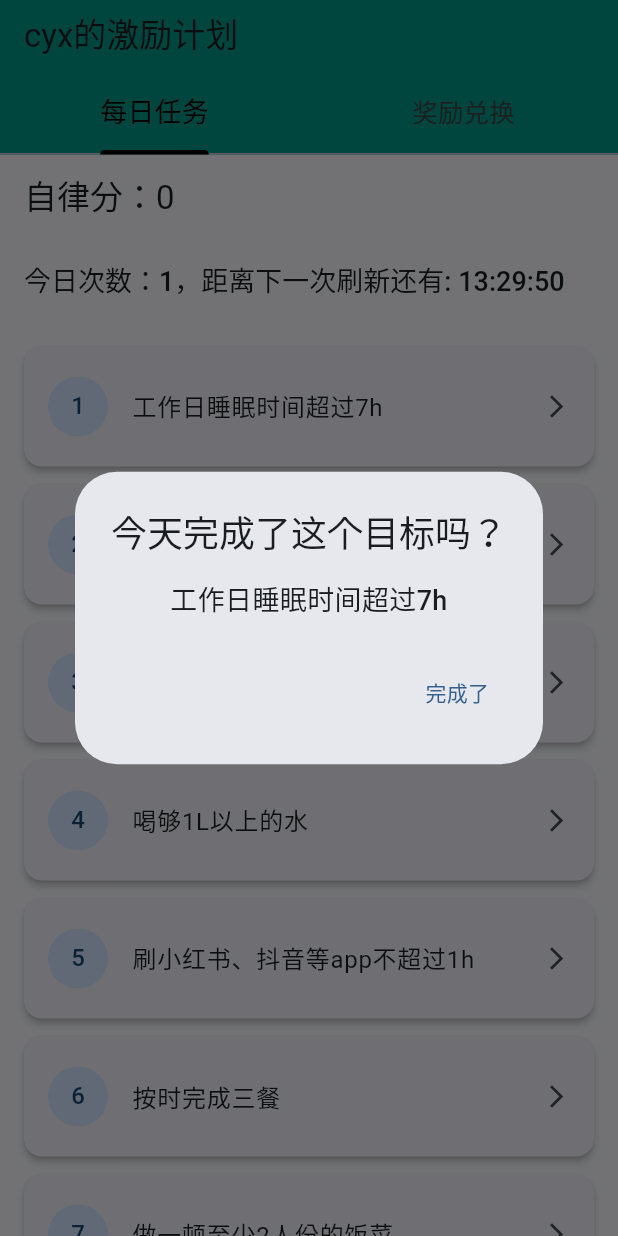
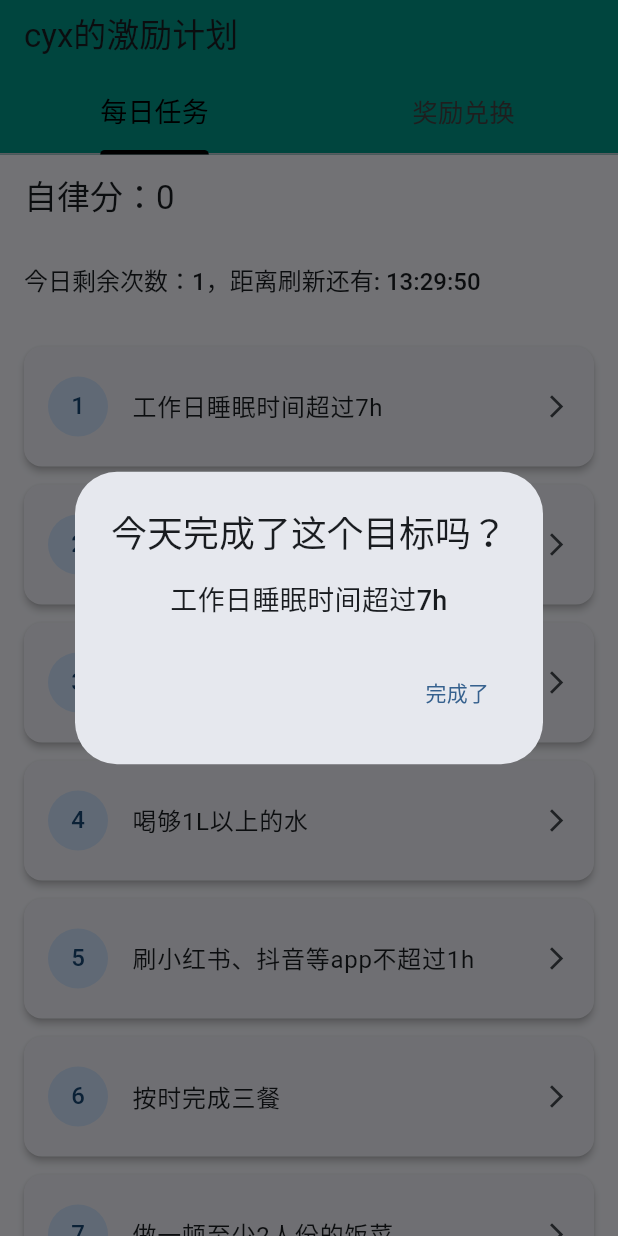
Before and after one commit to SYSUtu/flutter_demo, a Flutter app: the screen it shows after launch, after a tap on an icon or button, on a phone screen of 412 x 824 dp. Run offline on Flutter 3.47's test engine with Material 3 defaults, Android fonts, the phone set to English and light mode, and no system bars; our stand-ins replace shared_preferences.

Commit message:
记录刷新时间

```diff
--- a/lib/gift_page.dart
+++ b/lib/gift_page.dart
@@ -1,5 +1,6 @@
 import 'package:flutter/material.dart';
 import 'package:flutter_demo/lottery_wheel.dart';
+import 'package:shared_preferences/shared_preferences.dart';
 
 // 主页面保持不变
 class GiftPage extends StatefulWidget {
@@ -10,10 +11,27 @@ class GiftPage extends StatefulWidget {
 }
 
 class _MyGiftPageState extends State<GiftPage> {
+  int _counter = 0;
+  late SharedPreferences _prefs;
+
+  @override
+  void initState() {
+    super.initState();
+    _initPrefs(); // 初始化本地存储并检查跨天
+  }
+
+  Future<void> _initPrefs() async {
+    _prefs = await SharedPreferences.getInstance();
+    // 读取存储的状态
+    setState(() {
+      _counter = _prefs.getInt('counter') ?? 0;
+    });
+
+  }
   @override
   Widget build(BuildContext context) {
     return Scaffold(
-      appBar: AppBar(title: const Text('自律分')),
+      appBar: AppBar(title:  Text('自律分：$_counter')),
       body: SingleChildScrollView(
         child: Column(
           children: [
--- a/lib/task_page.dart
+++ b/lib/task_page.dart
@@ -1,8 +1,8 @@
 import 'package:flutter/material.dart';
 import 'dart:async';
+import 'package:shared_preferences/shared_preferences.dart';
 
-
-class TaskPage extends StatefulWidget{
+class TaskPage extends StatefulWidget {
   const TaskPage({super.key});
 
   @override
@@ -11,20 +11,99 @@ class TaskPage extends StatefulWidget{
 
 class _MyTaskPageState extends State<TaskPage> {
   int _counter = 0;
-  int _flag = 1;
-  DateTime specifiedDate = DateTime(2025, 8, 6);
+  int _flag = 1; // 每日可完成次数（1次）
+  DateTime _specifiedDate = DateTime(2025, 8, 6); // 基准日期（用于判断跨天）
+  late SharedPreferences _prefs;
 
+  @override
+  void initState() {
+    super.initState();
+    _initPrefs(); // 初始化本地存储并检查跨天
+  }
 
+  // 初始化本地存储并读取数据
+  Future<void> _initPrefs() async {
+    _prefs = await SharedPreferences.getInstance();
+    // 读取存储的状态
+    setState(() {
+      _counter = _prefs.getInt('counter') ?? 0;
+      _flag = _prefs.getInt('flag') ?? 1;
+
+      // 读取_specifiedDate（时间戳转DateTime）
+      final int? specifiedTimestamp = _prefs.getInt('specifiedDate');
+      if (specifiedTimestamp != null) {
+        _specifiedDate = DateTime.fromMillisecondsSinceEpoch(specifiedTimestamp);
+      }
+    });
+
+    // 检查是否跨天，需要重置flag
+    _checkAndResetForNewDay();
+  }
+
+  // 检查是否跨天，若跨天则重置flag和基准日期
+  Future<void> _checkAndResetForNewDay() async {
+    final DateTime now = DateTime.now();
+    // 提取当前日期（忽略时分秒）
+    final DateTime today = DateTime(now.year, now.month, now.day);
+    // 提取存储的基准日期（忽略时分秒）
+    final DateTime lastRecordDate = DateTime(
+      _specifiedDate.year,
+      _specifiedDate.month,
+      _specifiedDate.day,
+    );
+
+    // 若当前日期比基准日期晚1天及以上，重置flag
+    if (today.difference(lastRecordDate).inDays >= 1) {
+      setState(() {
+        _flag = 1; // 重置每日可完成次数
+      });
+      await _saveFlag(1);
+      // 更新基准日期为今天
+      _specifiedDate = today;
+      await _saveSpecifiedDate(today);
+    }
+  }
+
+  // 保存_counter到本地
+  Future<void> _saveCounter(int value) async {
+    await _prefs.setInt('counter', value);
+  }
+
+  // 保存_flag到本地
+  Future<void> _saveFlag(int value) async {
+    await _prefs.setInt('flag', value);
+  }
+
+  // 保存基准日期（转换为时间戳）
+  Future<void> _saveSpecifiedDate(DateTime value) async {
+    final int timestamp = value.millisecondsSinceEpoch;
+    await _prefs.setInt('specifiedDate', timestamp);
+  }
+
+  // 更新基准日期（对外暴露的方法）
+  void updateSpecifiedDate(DateTime value) {
+    // 仅保留年月日（忽略时分秒）
+    final DateTime dateOnly = DateTime(value.year, value.month, value.day);
+    setState(() {
+      _specifiedDate = dateOnly;
+    });
+    _saveSpecifiedDate(dateOnly);
+  }
+
+  // 更新计数器
   void updateCounter(int value) {
     setState(() {
       _counter = value;
     });
+    _saveCounter(value);
   }
 
+  // 更新每日可完成次数
   void updateFlag(int value) {
     setState(() {
       _flag = value;
     });
+    _saveFlag(value);
   }
 
   @override
@@ -33,10 +112,13 @@ class _MyTaskPageState extends State<TaskPage> {
       appBar: AppBar(
         title: Text('自律分：$_counter'),
       ),
-      body: ScrollableListWithDialog(currentCounter: _counter,
+      body: ScrollableListWithDialog(
+        currentCounter: _counter,
         onCounterUpdated: updateCounter,
         currentFlag: _flag,
-        flagUpdated: updateFlag,),
+        flagUpdated: updateFlag,
+        specifiedDateUpdate: updateSpecifiedDate,
+      ),
     );
   }
 }
@@ -46,14 +128,18 @@ class ScrollableListWithDialog extends StatelessWidget {
   final Function(int) onCounterUpdated;
   final int currentFlag;
   final Function(int) flagUpdated;
+  final Function(DateTime) specifiedDateUpdate;
+
   const ScrollableListWithDialog({
     super.key,
     required this.currentCounter,
     required this.onCounterUpdated,
     required this.currentFlag,
     required this.flagUpdated,
+    required this.specifiedDateUpdate,
   });
-  // 模拟列表数据
+
+  // 任务列表数据
   static const List<String> items = [
     "工作日睡眠时间超过7h",
     "参加一次舞蹈训练",
@@ -64,7 +150,7 @@ class ScrollableListWithDialog extends StatelessWidget {
     "做一顿至少2人份的饭菜",
   ];
 
-  // 显示弹窗的方法
+  // 显示完成任务的弹窗
   void _showDialog(BuildContext context, String itemText) {
     showDialog(
       context: context,
@@ -76,15 +162,17 @@ class ScrollableListWithDialog extends StatelessWidget {
             fontSize: 18,
             fontWeight: FontWeight.w500,
           ),
-          textAlign: TextAlign.center, ),
+          textAlign: TextAlign.center,
+        ),
         actions: [
           TextButton(
             onPressed: () {
-              if (currentFlag == 1){
+              // 只有当日可完成次数为1时，才允许加分
+              if (currentFlag == 1) {
                 onCounterUpdated(currentCounter + 1);
-                flagUpdated(currentFlag - 1);
+                flagUpdated(0); // 用完今日次数
+                specifiedDateUpdate(DateTime.now()); // 记录当前日期
               }
-
               Navigator.pop(context);
             },
             child: const Text('完成了'),
@@ -96,17 +184,22 @@ class ScrollableListWithDialog extends StatelessWidget {
 
   @override
   Widget build(BuildContext context) {
-    return Scaffold(
-      appBar: AppBar(
-        title: MidnightCountdownWidget(flag:currentFlag),
+    // 移除嵌套Scaffold，直接返回列表内容
+    return Column(
+      children: [
+        // 顶部倒计时标题
+        AppBar(
+          title: MidnightCountdownWidget(flag: currentFlag),
+          elevation: 0, // 去除阴影，避免和父级AppBar冲突
+          automaticallyImplyLeading: false, // 隐藏返回按钮
         ),
-      // 可滑动列表
-      body: ListView.builder(
+        // 任务列表
+        Expanded(
+          child: ListView.builder(
             padding: const EdgeInsets.all(16),
             itemCount: items.length,
             itemBuilder: (context, index) {
               return Card(
-            // 列表项样式
                 elevation: 2,
                 margin: const EdgeInsets.only(bottom: 12),
                 child: ListTile(
@@ -122,38 +215,35 @@ class ScrollableListWithDialog extends StatelessWidget {
                     style: const TextStyle(fontSize: 16),
                   ),
                   trailing: const Icon(Icons.arrow_forward_ios, size: 18),
-              // 点击事件 - 显示弹窗
                   onTap: () => _showDialog(context, items[index]),
                 ),
               );
             },
           ),
+        ),
+      ],
     );
   }
 }
 
-// 1. 轻量级时间显示组件（仅负责显示时间，无Scaffold）
-
-
 class MidnightCountdownWidget extends StatefulWidget {
   final int flag;
-  const MidnightCountdownWidget({super.key,required this.flag});
+
+  const MidnightCountdownWidget({super.key, required this.flag});
 
   @override
   State<MidnightCountdownWidget> createState() => _MidnightCountdownWidgetState();
 }
 
 class _MidnightCountdownWidgetState extends State<MidnightCountdownWidget> {
-  // 存储倒计时的剩余时间
   Duration _remainingTime = Duration.zero;
   late Timer _timer;
 
   @override
   void initState() {
     super.initState();
-    // 初始化剩余时间
     _calculateRemainingTime();
-    // 每秒更新一次
+    // 每秒更新一次倒计时
     _timer = Timer.periodic(const Duration(seconds: 1), (_) {
       _calculateRemainingTime();
     });
@@ -161,11 +251,9 @@ class _MidnightCountdownWidgetState extends State<MidnightCountdownWidget> {
 
   // 计算距离次日0点的剩余时间
   void _calculateRemainingTime() {
-    final now = DateTime.now();
-    // 计算今天24点（即明天0点）的时间
-    final tomorrow = DateTime(now.year, now.month, now.day + 1);
-    // 计算时间差
-    final remaining = tomorrow.difference(now);
+    final DateTime now = DateTime.now();
+    final DateTime tomorrow = DateTime(now.year, now.month, now.day + 1);
+    final Duration remaining = tomorrow.difference(now);
 
     setState(() {
       _remainingTime = remaining;
@@ -174,23 +262,21 @@ class _MidnightCountdownWidgetState extends State<MidnightCountdownWidget> {
 
   @override
   void dispose() {
-    _timer.cancel();
+    _timer.cancel(); // 页面销毁时取消定时器
     super.dispose();
   }
 
   @override
   Widget build(BuildContext context) {
-    // 格式化剩余时间为 时:分:秒
-    final hours = _remainingTime.inHours.toString().padLeft(2, '0');
-    final minutes = (_remainingTime.inMinutes % 60).toString().padLeft(2, '0');
-    final seconds = (_remainingTime.inSeconds % 60).toString().padLeft(2, '0');
-    final currentFlag = widget.flag;
-
+    // 格式化倒计时为 时:分:秒
+    final String hours = _remainingTime.inHours.toString().padLeft(2, '0');
+    final String minutes = (_remainingTime.inMinutes % 60).toString().padLeft(2, '0');
+    final String seconds = (_remainingTime.inSeconds % 60).toString().padLeft(2, '0');
 
     return Text(
-      '今日次数：$currentFlag，距离下一次刷新还有: $hours:$minutes:$seconds',
+      '今日剩余次数：${widget.flag}，距离刷新还有: $hours:$minutes:$seconds',
       style: const TextStyle(
-        fontSize: 18,
+        fontSize: 16,
         fontWeight: FontWeight.w500,
       ),
     );
```
Lines whose indentation alone changed are shown as unchanged.
